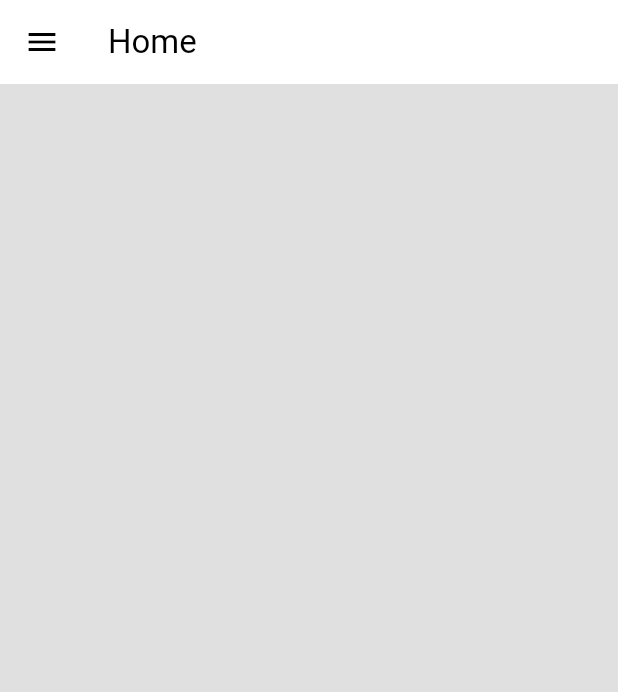
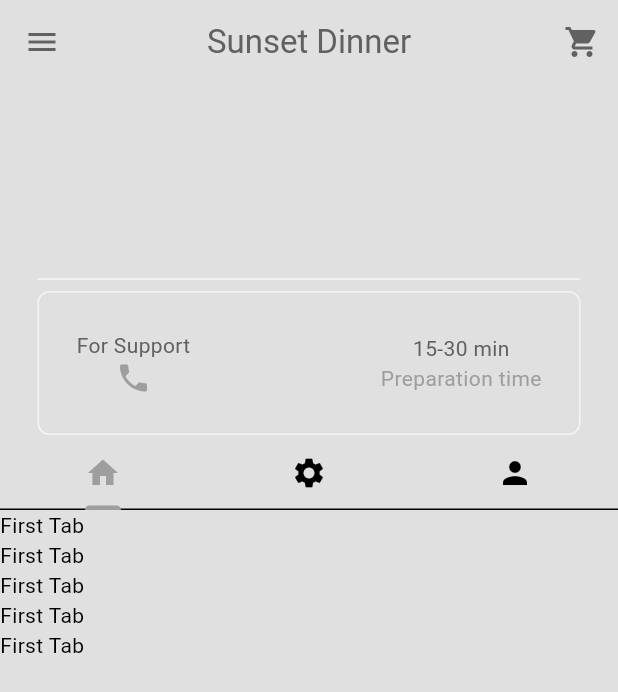
Before and after one commit to SABBIDO7/menuapp, a Flutter app: the HomePage screen opened directly, on a phone screen of 412 x 824 dp. Shown: the top 692 px of the screen. Run offline on Flutter 3.47's test engine with Material 3 defaults, Android fonts, the phone set to English and light mode, and no system bars; our stand-ins replace cloud_firestore, firebase_auth, firebase_core, firebase_storage, image_picker, intl_phone_field and 1 more; accounts and stored records are empty.

Commit message:
fixing tabBar

```diff
--- /dev/null
+++ b/lib/components/my_description_box.dart
@@ -0,0 +1,47 @@
+import 'package:flutter/material.dart';
+
+class MyDescriptionBox extends StatelessWidget {
+  const MyDescriptionBox({super.key});
+
+  @override
+  Widget build(BuildContext context) {
+    var myPrimaryTextStyle = TextStyle(
+      color: Theme.of(context).colorScheme.inversePrimary,
+    );
+    var mySecondTextStyle = TextStyle(
+      color: Theme.of(context).colorScheme.primary,
+    );
+    return Container(
+      decoration: BoxDecoration(
+        border: Border.all(color: Theme.of(context).colorScheme.secondary),
+        borderRadius: BorderRadius.circular(8),
+      ),
+      padding: const EdgeInsets.all(25),
+      margin: const EdgeInsets.only(left: 25, right: 25),
+      child: Row(
+        mainAxisAlignment: MainAxisAlignment.spaceBetween,
+        children: [
+          Column(
+            children: [
+              Text('For Support', style: myPrimaryTextStyle),
+              GestureDetector(
+                child: Icon(
+                  Icons.phone,
+                  color: Theme.of(context).colorScheme.primary,
+                ),
+                onTap: () {},
+              ),
+            ],
+          ),
+
+          Column(
+            children: [
+              Text('15-30 min', style: myPrimaryTextStyle),
+              Text('Preparation time', style: mySecondTextStyle),
+            ],
+          ),
+        ],
+      ),
+    );
+  }
+}
--- /dev/null
+++ b/lib/components/my_silver_appBar.dart
@@ -0,0 +1,33 @@
+import 'package:flutter/material.dart';
+
+class MySilverAppbar extends StatelessWidget {
+  final Widget child;
+  final Widget title;
+  const MySilverAppbar({super.key, required this.child, required this.title});
+
+  @override
+  Widget build(BuildContext context) {
+    return SliverAppBar(
+      expandedHeight: 340,
+      collapsedHeight: 120,
+      floating: false,
+      pinned: true,
+      actions: [IconButton(onPressed: () {}, icon: Icon(Icons.shopping_cart))],
+      backgroundColor: Theme.of(context).colorScheme.surface,
+      foregroundColor: Theme.of(context).colorScheme.inversePrimary,
+      title: Text("Sunset Dinner"),
+      flexibleSpace: FlexibleSpaceBar(
+        title: title,
+        centerTitle: true,
+        titlePadding: const EdgeInsets.only(left: 0, right: 0, top: 0),
+        expandedTitleScale: 1,
+        background: Padding(
+          padding: const EdgeInsets.only(bottom: 50),
+          child: child,
+        ),
+      ),
+
+      centerTitle: true,
+    );
+  }
+}
--- /dev/null
+++ b/lib/components/my_tabBar.dart
@@ -0,0 +1,20 @@
+import 'package:flutter/material.dart';
+
+class MyTabbar extends StatelessWidget {
+  final TabController tabController;
+  const MyTabbar({super.key, required this.tabController});
+
+  @override
+  Widget build(BuildContext context) {
+    return Container(
+      child: TabBar(
+        controller: tabController,
+        tabs: [
+          Tab(icon: Icon(Icons.home)),
+          Tab(icon: Icon(Icons.settings)),
+          Tab(icon: Icon(Icons.person)),
+        ],
+      ),
+    );
+  }
+}
--- /dev/null
+++ b/lib/models/food.dart
@@ -0,0 +1,24 @@
+class Food {
+  final String name;
+  final String description;
+  final String imagePath;
+  final double price;
+  final FoodCategory category;
+  List<Addon> availableAddons;
+  Food({
+    required this.name,
+    required this.description,
+    required this.imagePath,
+    required this.price,
+    required this.category,
+    required this.availableAddons,
+  });
+}
+
+enum FoodCategory { burgers, salads, sides, desserts, drinks }
+
+class Addon {
+  String name;
+  double price;
+  Addon({required this.name, required this.price});
+}
--- a/lib/pages/home_page.dart
+++ b/lib/pages/home_page.dart
@@ -1,5 +1,8 @@
 import 'package:flutter/material.dart';
+import 'package:menuapp/components/my_description_box.dart';
 import 'package:menuapp/components/my_drawer.dart';
+import 'package:menuapp/components/my_silver_appBar.dart';
+import 'package:menuapp/components/my_tabBar.dart';
 
 class HomePage extends StatefulWidget {
   const HomePage({super.key});
@@ -8,15 +11,64 @@ class HomePage extends StatefulWidget {
   State<HomePage> createState() => _HomePageState();
 }
 
-class _HomePageState extends State<HomePage> {
+class _HomePageState extends State<HomePage>
+    with SingleTickerProviderStateMixin {
+  late TabController _tabController;
+  @override
+  void initState() {
+    // TODO: implement initState
+    super.initState();
+    _tabController = TabController(length: 3, vsync: this);
+  }
+
+  @override
+  void dispose() {
+    // TODO: implement dispose
+    _tabController.dispose();
+    super.dispose();
+  }
+
   @override
   Widget build(BuildContext context) {
     return Scaffold(
-      appBar: AppBar(
-        title: Text("Home"),
-        backgroundColor: Theme.of(context).colorScheme.tertiary,
+      drawer: MyDrawer(),
+      body: NestedScrollView(
+        headerSliverBuilder:
+            (context, innerBoxIsScrolled) => [
+              MySilverAppbar(
+                title: MyTabbar(tabController: _tabController),
+                child: Column(
+                  mainAxisAlignment: MainAxisAlignment.end,
+
+                  children: [
+                    Divider(
+                      indent: 25,
+                      endIndent: 25,
+                      color: Theme.of(context).colorScheme.secondary,
+                    ),
+                    MyDescriptionBox(),
+                  ],
+                ),
+              ),
+            ],
+        body: TabBarView(
+          controller: _tabController,
+          children: [
+            ListView.builder(
+              itemCount: 5,
+              itemBuilder: (context, index) => Text("First Tab"),
+            ),
+            ListView.builder(
+              itemCount: 5,
+              itemBuilder: (context, index) => Text("Second Tab"),
+            ),
+            ListView.builder(
+              itemCount: 5,
+              itemBuilder: (context, index) => Text("Third Tab"),
+            ),
+          ],
+        ),
       ),
-      drawer: MyDrawer(),
     );
   }
 }
```
Also changed, not shown: lib/models/restaurant.dart (added).
